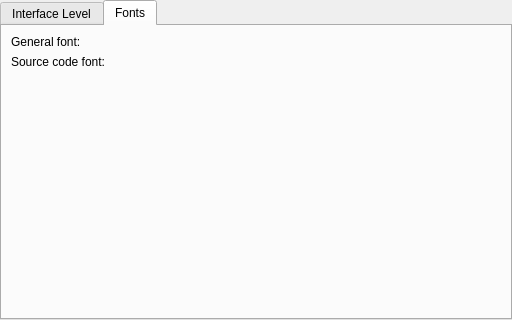
The window that src/Main/GeneralConfigPage.ui (macgitver/MacGitver) describes before a commit, drawn with Qt 5.
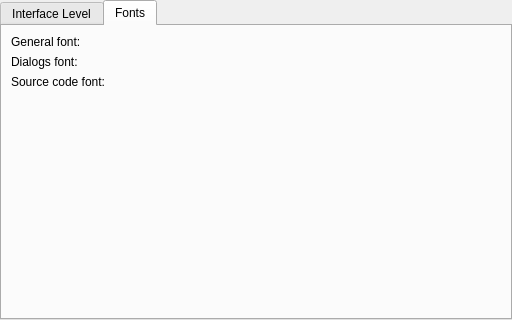
The same window after the commit. The open tabs and pages were chosen to show the change. Custom widgets are drawn as their Qt base class.

Commit message: Main: Initialize Dialog font

Patch:
```diff
--- a/src/Main/GeneralConfigPage.ui
+++ b/src/Main/GeneralConfigPage.ui
@@ -40,7 +40,7 @@
        <string>Fonts</string>
       </attribute>
       <layout class="QGridLayout" name="gridLayout">
-       <item row="1" column="1">
+       <item row="2" column="1">
         <widget class="FontSelectWidget" name="fontSourceCode" native="true">
          <property name="sizePolicy">
           <sizepolicy hsizetype="MinimumExpanding" vsizetype="Preferred">
@@ -50,7 +50,7 @@
          </property>
         </widget>
        </item>
-       <item row="3" column="0">
+       <item row="4" column="0">
         <spacer name="verticalSpacer">
          <property name="orientation">
           <enum>Qt::Vertical</enum>
@@ -63,7 +63,7 @@
          </property>
         </spacer>
        </item>
-       <item row="1" column="0">
+       <item row="2" column="0">
         <widget class="QLabel" name="label">
          <property name="text">
           <string>Source code font:</string>
@@ -87,6 +87,16 @@
          </property>
         </widget>
        </item>
+       <item row="1" column="0">
+        <widget class="QLabel" name="label_3">
+         <property name="text">
+          <string>Dialogs font:</string>
+         </property>
+        </widget>
+       </item>
+       <item row="1" column="1">
+        <widget class="FontSelectWidget" name="fontDialogs" native="true"/>
+       </item>
       </layout>
      </widget>
     </widget>
```
The commit also changes 2 other files.
